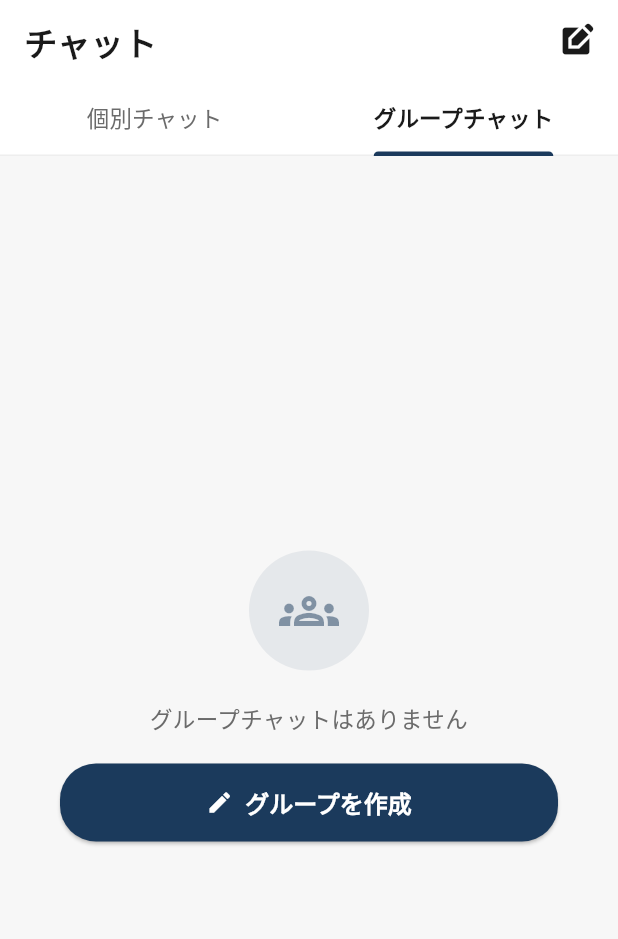
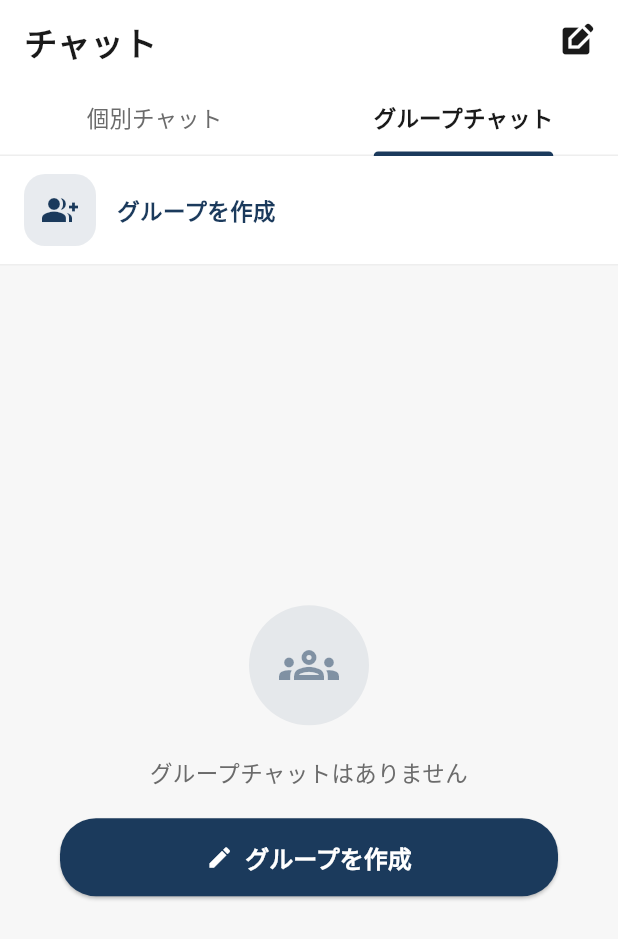
Before and after one commit to sofvo-dev/sofvo, a Flutter app: the ChatListScreen screen opened directly, tab 2 chosen, on a phone screen of 412 x 824 dp. Shown: the top 939 px of the screen. Run offline on Flutter 3.47's test engine with Material 3 defaults, Android fonts, the phone set to English and light mode, and no system bars; our stand-ins replace cached_network_image, cloud_firestore, csv, file_picker, firebase_auth, firebase_core and 8 more; missing offline and left inert: dart:js_interop, mobile_scanner; accounts and stored records are empty; network calls fail.

Commit message:
feat: グループチャットタブ上部に「グループを作成」ボタンを追加
https://claude.ai/code/session_01NdXNSNEhWCRPmtaSJSELhX

```diff
--- a/lib/screens/chat/chat_list_screen.dart
+++ b/lib/screens/chat/chat_list_screen.dart
@@ -281,11 +281,45 @@ class _ChatListScreenState extends State<ChatListScreen>
         }
 
         final chats = snapshot.data?.docs ?? [];
-        if (chats.isEmpty) {
-          return _buildEmptyState('group');
-        }
 
-        return ListView.separated(
+        return Column(
+          children: [
+            // グループ作成ボタン
+            InkWell(
+              onTap: () => Navigator.push(context,
+                  MaterialPageRoute(builder: (_) => const CreateGroupChatScreen())),
+              child: Container(
+                padding: const EdgeInsets.symmetric(horizontal: 16, vertical: 12),
+                decoration: BoxDecoration(
+                  color: Colors.white,
+                  border: Border(bottom: BorderSide(color: Colors.grey[200]!)),
+                ),
+                child: Row(
+                  children: [
+                    Container(
+                      width: 48,
+                      height: 48,
+                      decoration: BoxDecoration(
+                        color: AppTheme.primaryColor.withValues(alpha: 0.1),
+                        borderRadius: BorderRadius.circular(14),
+                      ),
+                      child: const Icon(Icons.group_add, color: AppTheme.primaryColor, size: 24),
+                    ),
+                    const SizedBox(width: 14),
+                    const Text('グループを作成',
+                        style: TextStyle(
+                            fontSize: 15,
+                            fontWeight: FontWeight.w600,
+                            color: AppTheme.primaryColor)),
+                  ],
+                ),
+              ),
+            ),
+            // チャット一覧
+            Expanded(
+              child: chats.isEmpty
+                  ? _buildEmptyState('group')
+                  : ListView.separated(
                       padding: const EdgeInsets.only(top: 4, bottom: 80),
                       itemCount: chats.length,
                       separatorBuilder: (_, __) => Divider(
@@ -296,6 +330,9 @@ class _ChatListScreenState extends State<ChatListScreen>
                         final type = (data['type'] as String?) ?? 'team';
                         return _buildFirestoreChatTile(chatId, data, type);
                       },
+                    ),
+            ),
+          ],
         );
       },
     );
```
Lines whose indentation alone changed are shown as unchanged.
